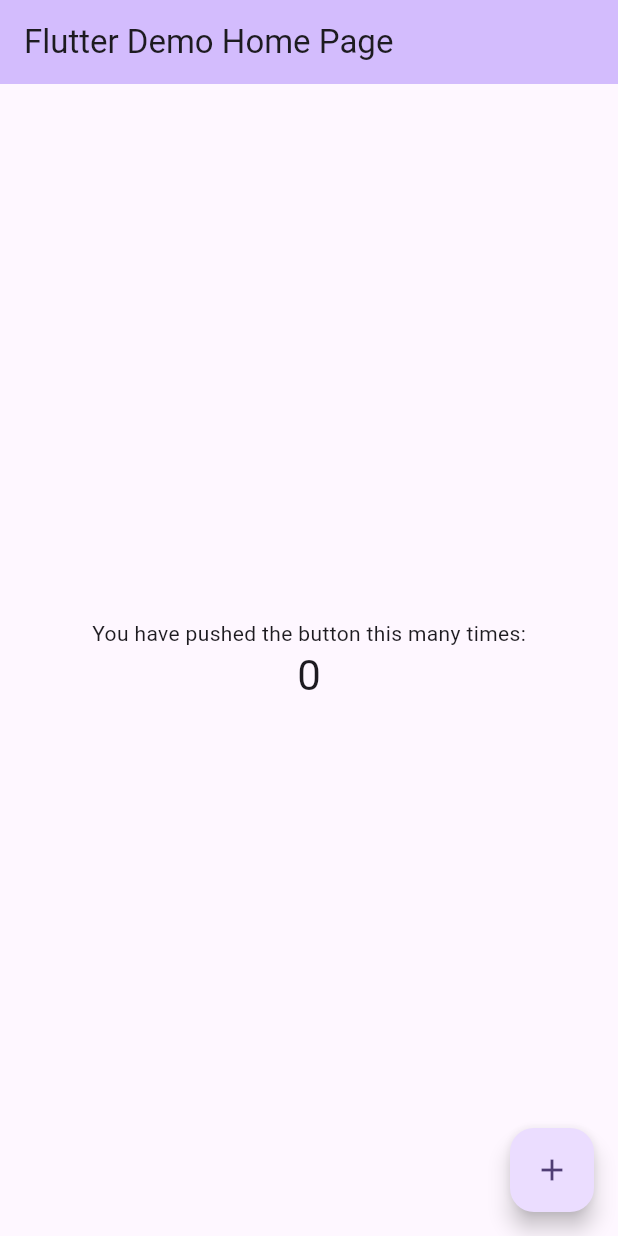
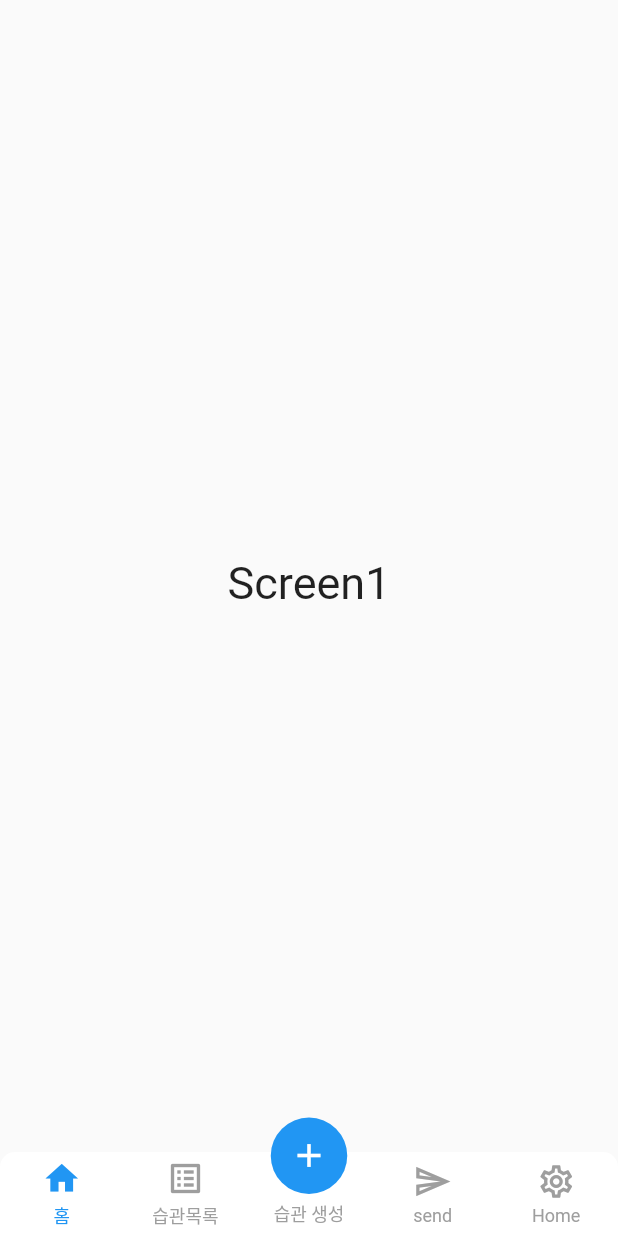
Before and after one commit to Cheetozzeong/TTT, a Flutter app: the screen it shows after launch, on a phone screen of 412 x 824 dp. Run offline on Flutter 3.47's test engine with Material 2 defaults, Android fonts, the light colour scheme and no system bars; drawn by our look-alikes of persistent_bottom_nav_bar; our stand-ins replace firebase_core, get; accounts and stored records are empty.

Commit message:
🚀: 분리 디렉터리 구조[S08P31A804-150]

```diff
--- a/tickle_tackle_tockle/lib/main.dart
+++ b/tickle_tackle_tockle/lib/main.dart
@@ -1,6 +1,8 @@
 import 'package:flutter/material.dart';
 import 'package:firebase_core/firebase_core.dart';
+import 'package:get/get.dart';
 import 'firebase_options.dart';
+import 'package:persistent_bottom_nav_bar/persistent_tab_view.dart';
 
 void main() async {
   WidgetsFlutterBinding.ensureInitialized();
@@ -13,121 +15,157 @@ void main() async {
 }
 
 class MyApp extends StatelessWidget {
-  const MyApp({super.key});
+  const MyApp({Key? key}) : super(key: key);
 
-  // This widget is the root of your application.
   @override
   Widget build(BuildContext context) {
-    return MaterialApp(
-      title: 'Flutter Demo',
-      theme: ThemeData(
-        // This is the theme of your application.
-        //
-        // TRY THIS: Try running your application with "flutter run". You'll see
-        // the application has a blue toolbar. Then, without quitting the app,
-        // try changing the seedColor in the colorScheme below to Colors.green
-        // and then invoke "hot reload" (save your changes or press the "hot
-        // reload" button in a Flutter-supported IDE, or press "r" if you used
-        // the command line to start the app).
-        //
-        // Notice that the counter didn't reset back to zero; the application
-        // state is not lost during the reload. To reset the state, use hot
-        // restart instead.
-        //
-        // This works for code too, not just values: Most code changes can be
-        // tested with just a hot reload.
-        colorScheme: ColorScheme.fromSeed(seedColor: Colors.deepPurple),
-        useMaterial3: true,
-      ),
-      home: const MyHomePage(title: 'Flutter Demo Home Page'),
+    return const MaterialApp(
+      debugShowCheckedModeBanner: false,
+      home: BottomNavBar(),
     );
   }
 }
 
-class MyHomePage extends StatefulWidget {
-  const MyHomePage({super.key, required this.title});
-
-  // This widget is the home page of your application. It is stateful, meaning
-  // that it has a State object (defined below) that contains fields that affect
-  // how it looks.
-
-  // This class is the configuration for the state. It holds the values (in this
-  // case the title) provided by the parent (in this case the App widget) and
-  // used by the build method of the State. Fields in a Widget subclass are
-  // always marked "final".
-
-  final String title;
-
-  @override
-  State<MyHomePage> createState() => _MyHomePageState();
-}
-
-class _MyHomePageState extends State<MyHomePage> {
-  int _counter = 0;
-
-  void _incrementCounter() {
-    setState(() {
-      // This call to setState tells the Flutter framework that something has
-      // changed in this State, which causes it to rerun the build method below
-      // so that the display can reflect the updated values. If we changed
-      // _counter without calling setState(), then the build method would not be
-      // called again, and so nothing would appear to happen.
-      _counter++;
-    });
-  }
+class BottomNavBar extends StatelessWidget {
+  const BottomNavBar({Key? key}) : super(key: key);
 
   @override
   Widget build(BuildContext context) {
-    // This method is rerun every time setState is called, for instance as done
-    // by the _incrementCounter method above.
-    //
-    // The Flutter framework has been optimized to make rerunning build methods
-    // fast, so that you can just rebuild anything that needs updating rather
-    // than having to individually change instances of widgets.
-    return Scaffold(
-      appBar: AppBar(
-        // TRY THIS: Try changing the color here to a specific color (to
-        // Colors.amber, perhaps?) and trigger a hot reload to see the AppBar
-        // change color while the other colors stay the same.
-        backgroundColor: Theme.of(context).colorScheme.inversePrimary,
-        // Here we take the value from the MyHomePage object that was created by
-        // the App.build method, and use it to set our appbar title.
-        title: Text(widget.title),
+    List<Widget> _buildScreens() {
+      return [
+        Screen1(),
+        Screen2(),
+        Screen3(),
+        Screen4(),
+        Screen5(),
+      ];
+    }
+
+    List<PersistentBottomNavBarItem> _navBarsItems() {
+      return [
+        PersistentBottomNavBarItem(
+          icon: const Icon(Icons.home),
+          title: ("홈"),
+          activeColorPrimary: Colors.blue,
+          inactiveColorPrimary: Colors.grey,
+        ),
+        PersistentBottomNavBarItem(
+          icon: const Icon(Icons.list_alt),
+          inactiveIcon: const Icon(Icons.list_alt),
+          title: ("습관목록"),
+          activeColorPrimary: Colors.blue,
+          inactiveColorPrimary: Colors.grey,
+        ),
+        PersistentBottomNavBarItem(
+          icon: const Icon(Icons.add, color: Colors.white,),
+          inactiveIcon: const Icon(Icons.add, color: Colors.white,),
+          title: ("습관 생성"),
+          activeColorPrimary: Colors.blue,
+          inactiveColorPrimary: Colors.grey,
+        ),
+        PersistentBottomNavBarItem(
+          icon: const Icon(Icons.star),
+          inactiveIcon: const Icon(Icons.send_outlined),
+          title: ("send"),
+          activeColorPrimary: Colors.blue,
+          inactiveColorPrimary: Colors.grey,
+        ),
+        PersistentBottomNavBarItem(
+          icon: const Icon(Icons.settings),
+          inactiveIcon: const Icon(Icons.settings_outlined),
+          title: ("Home"),
+          activeColorPrimary: Colors.blue,
+          inactiveColorPrimary: Colors.grey,
+        ),
+      ];
+    }
+
+    PersistentTabController _controller;
+
+    _controller = PersistentTabController(initialIndex: 0);
+
+    return PersistentTabView(
+      context,
+      controller: _controller,
+      screens: _buildScreens(),
+      items: _navBarsItems(),
+      confineInSafeArea: true,
+      backgroundColor: Colors.white, // Default is Colors.white.
+      handleAndroidBackButtonPress: true, // Default is true.
+      resizeToAvoidBottomInset: true, // This needs to be true if you want to move up the screen when keyboard appears. Default is true.
+      stateManagement: true, // Default is true.
+      hideNavigationBarWhenKeyboardShows: true, // Recommended to set 'resizeToAvoidBottomInset' as true while using this argument. Default is true.
+      decoration: NavBarDecoration(
+        borderRadius: BorderRadius.circular(10.0),
+        colorBehindNavBar: Colors.white,
       ),
-      body: Center(
-        // Center is a layout widget. It takes a single child and positions it
-        // in the middle of the parent.
-        child: Column(
-          // Column is also a layout widget. It takes a list of children and
-          // arranges them vertically. By default, it sizes itself to fit its
-          // children horizontally, and tries to be as tall as its parent.
-          //
-          // Column has various properties to control how it sizes itself and
-          // how it positions its children. Here we use mainAxisAlignment to
-          // center the children vertically; the main axis here is the vertical
-          // axis because Columns are vertical (the cross axis would be
-          // horizontal).
-          //
-          // TRY THIS: Invoke "debug painting" (choose the "Toggle Debug Paint"
-          // action in the IDE, or press "p" in the console), to see the
-          // wireframe for each widget.
-          mainAxisAlignment: MainAxisAlignment.center,
-          children: <Widget>[
-            const Text(
-              'You have pushed the button this many times:',
-            ),
-            Text(
-              '$_counter',
-              style: Theme.of(context).textTheme.headlineMedium,
-            ),
-          ],
-        ),
+      popAllScreensOnTapOfSelectedTab: true,
+      popActionScreens: PopActionScreensType.all,
+      itemAnimationProperties: const ItemAnimationProperties( // Navigation Bar's items animation properties.
+        duration: Duration(milliseconds: 200),
+        curve: Curves.ease,
       ),
-      floatingActionButton: FloatingActionButton(
-        onPressed: _incrementCounter,
-        tooltip: 'Increment',
-        child: const Icon(Icons.add),
-      ), // This trailing comma makes auto-formatting nicer for build methods.
+      screenTransitionAnimation: const ScreenTransitionAnimation( // Screen transition animation on change of selected tab.
+        animateTabTransition: true,
+        curve: Curves.ease,
+        duration: Duration(milliseconds: 200),
+      ),
+      navBarStyle: NavBarStyle.style15, // Choose the nav bar style with this property.
     );
   }
 }
+
+class Screen1 extends StatelessWidget {
+  const Screen1({Key? key}) : super(key: key);
+
+  @override
+  Widget build(BuildContext context) {
+    return const Scaffold(
+      body: Center(child: Text('Screen1', style: TextStyle(fontSize: 30),)),
+    );
+  }
+}
+
+class Screen2 extends StatelessWidget {
+  const Screen2({Key? key}) : super(key: key);
+
+  @override
+  Widget build(BuildContext context) {
+    return const Scaffold(
+      body: Center(child: Text('Screen2', style: TextStyle(fontSize: 30),)),
+    );
+  }
+}
+
+class Screen3 extends StatelessWidget {
+  const Screen3({Key? key}) : super(key: key);
+
+  @override
+  Widget build(BuildContext context) {
+    return const Scaffold(
+      body: Center(child: Text('Screen3', style: TextStyle(fontSize: 30),)),
+    );
+  }
+}
+
+class Screen4 extends StatelessWidget {
+  const Screen4({Key? key}) : super(key: key);
+
+  @override
+  Widget build(BuildContext context) {
+    return const Scaffold(
+      body: Center(child: Text('Screen4', style: TextStyle(fontSize: 30),)),
+    );
+  }
+}
+
+class Screen5 extends StatelessWidget {
+  const Screen5({Key? key}) : super(key: key);
+
+  @override
+  Widget build(BuildContext context) {
+    return const Scaffold(
+      body: Center(child: Text('Screen5', style: TextStyle(fontSize: 30),)),
+    );
+  }
+}
--- a/tickle_tackle_tockle/pubspec.yaml
+++ b/tickle_tackle_tockle/pubspec.yaml
@@ -36,6 +36,9 @@ dependencies:
   # Use with the CupertinoIcons class for iOS style icons.
   cupertino_icons: ^1.0.2
   firebase_core: ^2.10.0
+  get: ^4.6.5
+  persistent_bottom_nav_bar: ^5.0.2
+  flutter_launcher_icons: ^0.13.1
 
 dev_dependencies:
   flutter_test:
```
Also changed, not shown: tickle_tackle_tockle/pubspec.lock.
